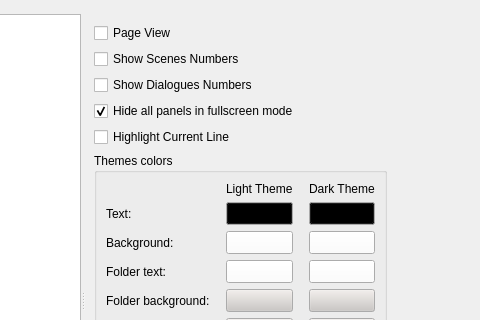
Above: src/bin/scenarist-desktop/UserInterfaceLayer/Settings/SettingsView.ui from dimkanovikov/KITScenarist before the change; both pictures show x 149 to 629 and y 0 to 320 of the 718 by 600 pixel window. Below: the same form after it.
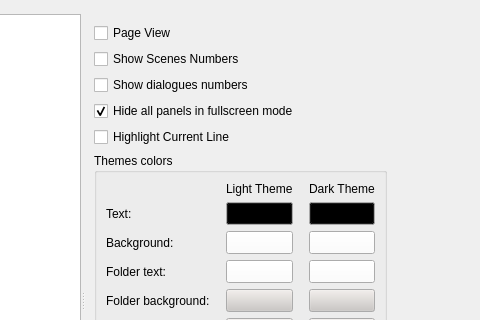
That is the form after the change. Icons and pictures are not drawn. Custom widgets are drawn as their Qt base class.

Commit message: Improved dialogues numbering #489 and removed blocks highlighting #397

What changed in the file:
```diff
--- a/src/bin/scenarist-desktop/UserInterfaceLayer/Settings/SettingsView.ui
+++ b/src/bin/scenarist-desktop/UserInterfaceLayer/Settings/SettingsView.ui
@@ -1508,7 +1508,7 @@
                   <item row="2" column="0">
                    <widget class="QCheckBox" name="showDialoguesNumbersInEditor">
                     <property name="text">
-                     <string>Show Dialogues Numbers</string>
+                     <string>Show dialogues numbers</string>
                     </property>
                    </widget>
                   </item>
```
